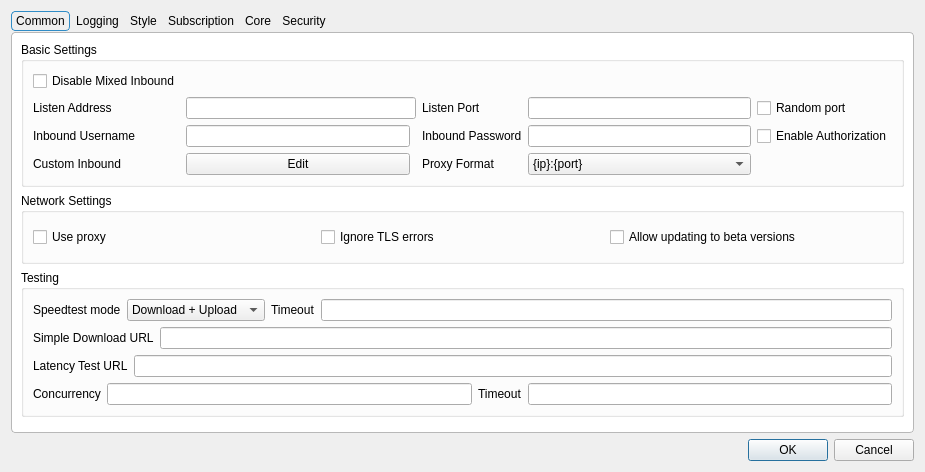
Before: the Qt Designer form include/ui/setting/dialog_basic_settings.ui in shengmo0210/Throne, drawn with Qt 5.
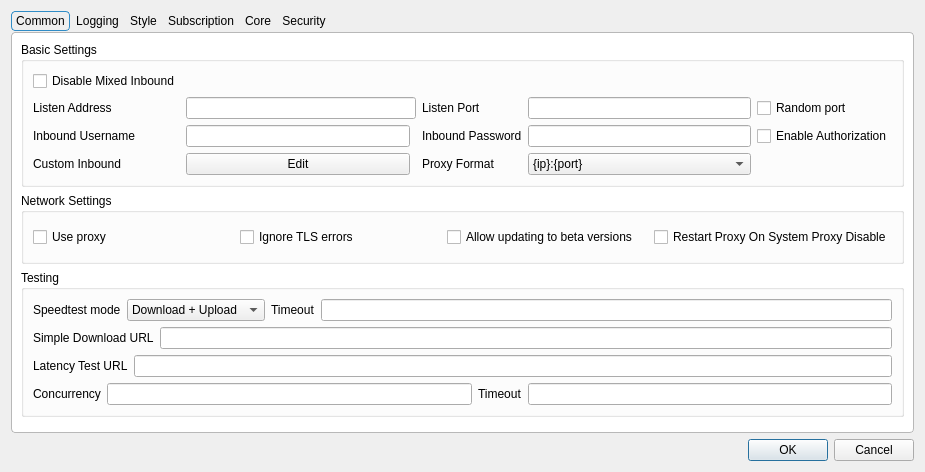
After: the same form once the commit is applied. Custom widgets are drawn as their Qt base class.

Commit message: add option to restart proxy on system proxy disable

What changed in the file:
```diff
--- a/include/ui/setting/dialog_basic_settings.ui
+++ b/include/ui/setting/dialog_basic_settings.ui
@@ -254,6 +254,13 @@
             </property>
            </widget>
           </item>
+          <item row="1" column="7">
+           <widget class="QCheckBox" name="reset_proxy_on_disable_sp">
+            <property name="text">
+             <string>Restart Proxy On System Proxy Disable</string>
+            </property>
+           </widget>
+          </item>
          </layout>
         </widget>
        </item>
```
Left out of the diff: 14 changed lines with no effect on the pictures. The commit also changes 4 other files.
